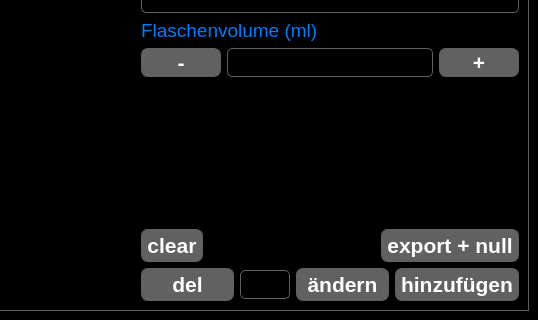
Qt form Cocktailmanager_2.ui (AndreWohnsland/CocktailBerry) before a commit; both pictures show x 262 to 800 and y 160 to 480 of the 800 by 480 pixel window.
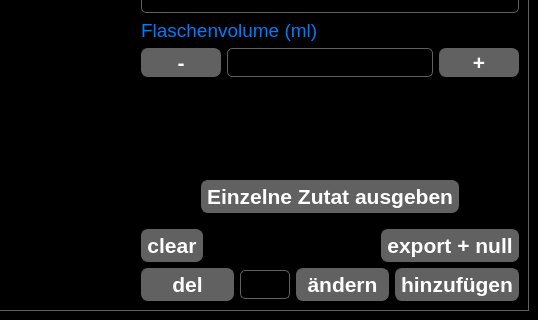
The same form after that commit. The open tabs and pages were chosen to show the change.

Commit message: Added new window for single ingredient output

```diff
--- a/Cocktailmanager_2.ui
+++ b/Cocktailmanager_2.ui
@@ -1190,6 +1190,72 @@
                   </property>
                  </spacer>
                 </item>
+                <item>
+                 <layout class="QHBoxLayout" name="horizontalLayout_22">
+                  <item>
+                   <spacer name="horizontalSpacer_10">
+                    <property name="orientation">
+                     <enum>Qt::Horizontal</enum>
+                    </property>
+                    <property name="sizeHint" stdset="0">
+                     <size>
+                      <width>40</width>
+                      <height>20</height>
+                     </size>
+                    </property>
+                   </spacer>
+                  </item>
+                  <item>
+                   <widget class="QPushButton" name="PBZeinzelnd">
+                    <property name="maximumSize">
+                     <size>
+                      <width>500</width>
+                      <height>16777215</height>
+                     </size>
+                    </property>
+                    <property name="font">
+                     <font>
+                      <pointsize>16</pointsize>
+                      <weight>75</weight>
+                      <bold>true</bold>
+                     </font>
+                    </property>
+                    <property name="text">
+                     <string>Einzelne Zutat ausgeben</string>
+                    </property>
+                   </widget>
+                  </item>
+                  <item>
+                   <spacer name="horizontalSpacer_11">
+                    <property name="orientation">
+                     <enum>Qt::Horizontal</enum>
+                    </property>
+                    <property name="sizeHint" stdset="0">
+                     <size>
+                      <width>40</width>
+                      <height>20</height>
+                     </size>
+                    </property>
+                   </spacer>
+                  </item>
+                 </layout>
+                </item>
+                <item>
+                 <spacer name="verticalSpacer_15">
+                  <property name="orientation">
+                   <enum>Qt::Vertical</enum>
+                  </property>
+                  <property name="sizeType">
+                   <enum>QSizePolicy::Maximum</enum>
+                  </property>
+                  <property name="sizeHint" stdset="0">
+                   <size>
+                    <width>20</width>
+                    <height>10</height>
+                   </size>
+                  </property>
+                 </spacer>
+                </item>
                 <item>
                  <layout class="QHBoxLayout" name="horizontalLayout_5">
                   <item>
```
Left out of the diff: 2 changed lines with no effect on the pictures. The commit also changes 6 other files.
